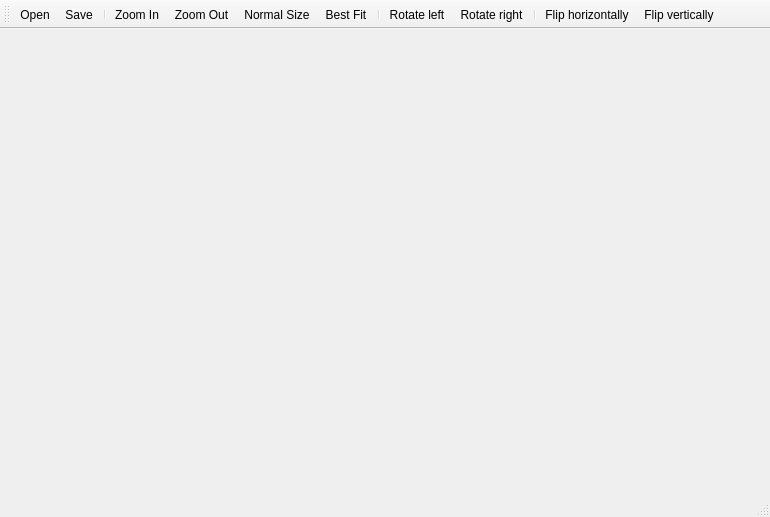
Old version of the form mainwindow.ui in the repository ABBAPOH/qimageviewer.
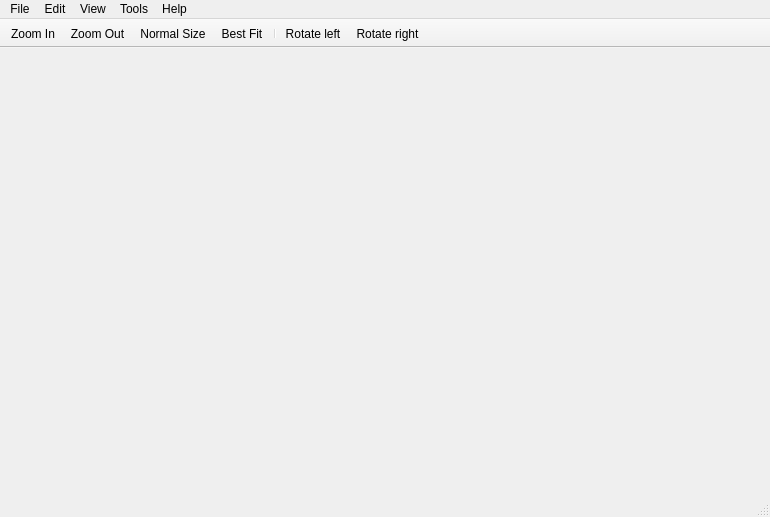
New version of the form.

Commit message: Add menu bar

The edit to the form file:
```diff
--- a/mainwindow.ui
+++ b/mainwindow.ui
@@ -23,21 +23,72 @@
      <height>22</height>
     </rect>
    </property>
+   <widget class="QMenu" name="menuFile">
+    <property name="title">
+     <string>File</string>
+    </property>
+    <addaction name="actionOpen"/>
+    <addaction name="actionSave"/>
+    <addaction name="actionSaveAs"/>
+    <addaction name="separator"/>
+    <addaction name="actionQuit"/>
+   </widget>
+   <widget class="QMenu" name="menuEdit">
+    <property name="title">
+     <string>Edit</string>
+    </property>
+    <addaction name="actionCut"/>
+    <addaction name="actionCopy"/>
+   </widget>
+   <widget class="QMenu" name="menuHelp">
+    <property name="title">
+     <string>Help</string>
+    </property>
+    <addaction name="actionAboutQt"/>
+    <addaction name="actionAbout"/>
+   </widget>
+   <widget class="QMenu" name="menuView">
+    <property name="title">
+     <string>View</string>
+    </property>
+    <addaction name="actionZoomIn"/>
+    <addaction name="actionZoomOut"/>
+    <addaction name="actionBestFit"/>
+    <addaction name="actionNormalSize"/>
+   </widget>
+   <widget class="QMenu" name="menuTools">
+    <property name="title">
+     <string>Tools</string>
+    </property>
+    <addaction name="actionRotateLeft"/>
+    <addaction name="actionRotateRight"/>
+    <addaction name="separator"/>
+    <addaction name="actionFlipHorizontally"/>
+    <addaction name="actionFlipVertically"/>
+   </widget>
+   <addaction name="menuFile"/>
+   <addaction name="menuEdit"/>
+   <addaction name="menuView"/>
+   <addaction name="menuTools"/>
+   <addaction name="menuHelp"/>
   </widget>
   <widget class="QStatusBar" name="statusbar"/>
   <widget class="QToolBar" name="toolBar">
    <property name="windowTitle">
     <string>toolBar</string>
    </property>
+   <property name="movable">
+    <bool>false</bool>
+   </property>
+   <property name="floatable">
+    <bool>false</bool>
+   </property>
    <attribute name="toolBarArea">
     <enum>TopToolBarArea</enum>
    </attribute>
    <attribute name="toolBarBreak">
     <bool>false</bool>
    </attribute>
-   <addaction name="actionOpen"/>
-   <addaction name="actionSave"/>
-   <addaction name="separator"/>
    <addaction name="actionZoomIn"/>
    <addaction name="actionZoomOut"/>
    <addaction name="actionNormalSize"/>
@@ -45,9 +96,6 @@
    <addaction name="separator"/>
    <addaction name="actionRotateLeft"/>
    <addaction name="actionRotateRight"/>
-   <addaction name="separator"/>
-   <addaction name="actionFlipHorizontally"/>
-   <addaction name="actionFlipVertically"/>
   </widget>
   <action name="actionZoomIn">
    <property name="text">
```
Left out of the diff: 59 changed lines with no effect on the pictures. The commit also changes 2 other files.
